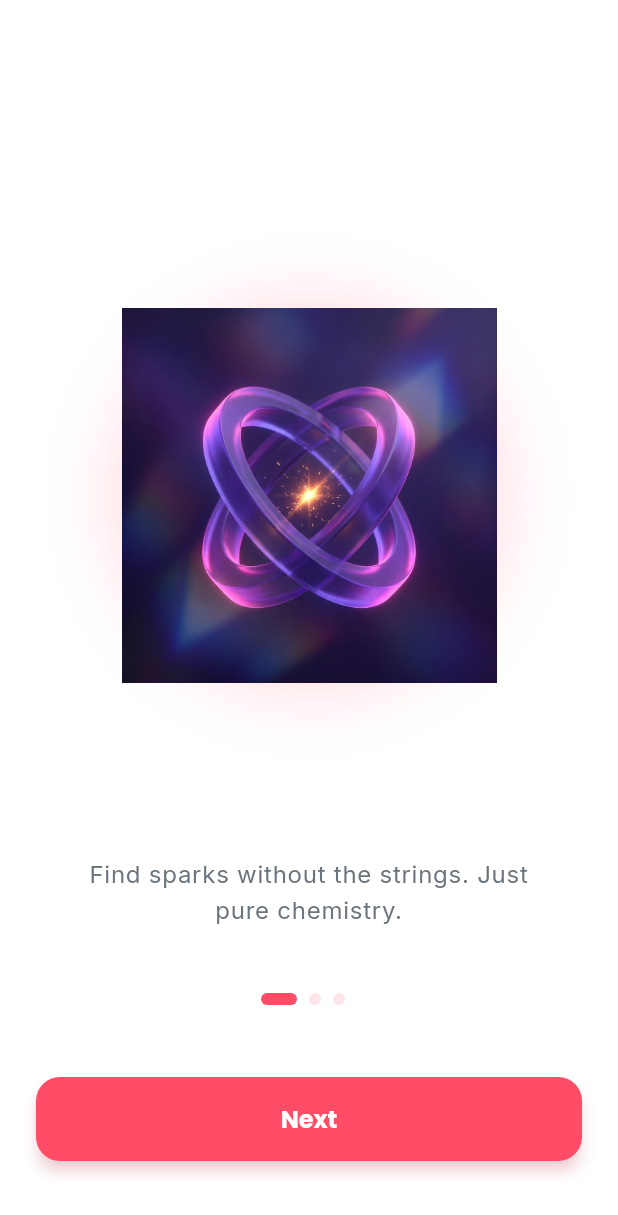
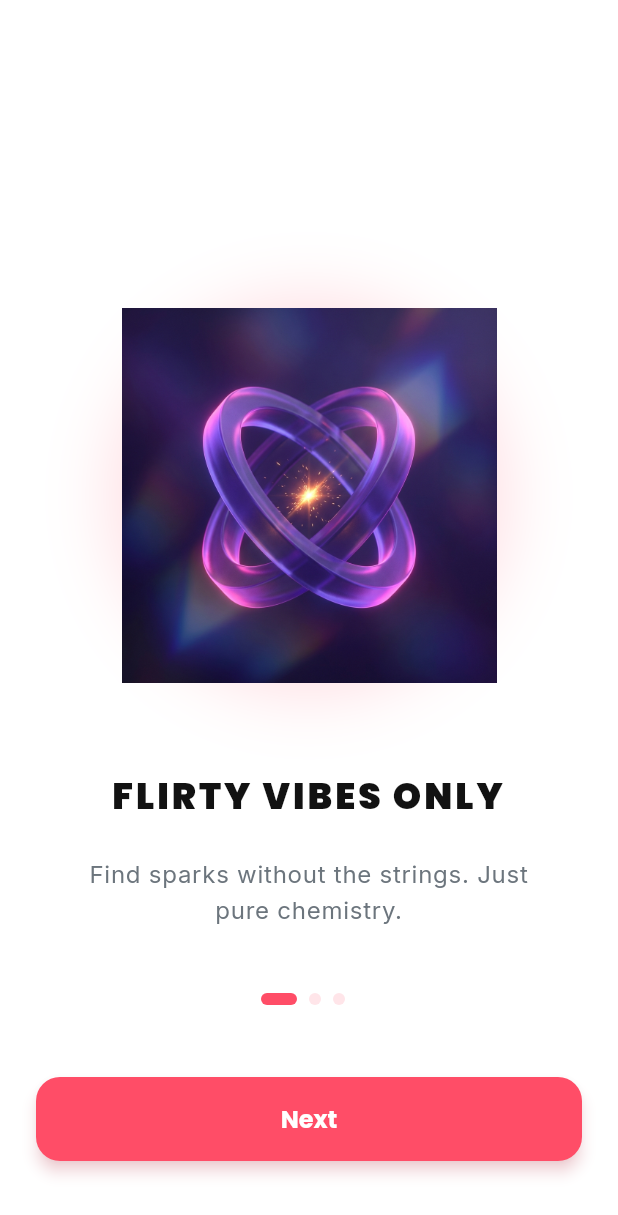
Before and after one commit to HarshRRs/flirtify, a Flutter app: the screen it shows after launch, on a phone screen of 412 x 824 dp. Shown: the top 1215 px of the screen. Run offline on Flutter 3.47's test engine with Material 3 defaults, Android fonts, the phone set to English and light mode, and no system bars; drawn by our look-alikes of flutter_animate; our stand-ins replace audioplayers, cached_network_image, flutter_map, flutter_secure_storage, font_awesome_flutter, get and 7 more; missing offline and left inert: jitsi_meet_flutter_sdk.

Commit message:
feat: complete Clean Light makeover and final production hardening

```diff
--- a/lib/core/app_colors.dart
+++ b/lib/core/app_colors.dart
@@ -14,7 +14,15 @@ class AppColors {
   static const Color white = Color(0xFFFFFFFF);
   static const Color black = Color(0xFF000000);
   static const Color dark = Color(0xFF121212);
-  static const Color surface = Color(0xFFF8F9FA);
+  static const Color surface = Color(0xFFFFFFFF);
+  static const Color background = Color(0xFFF8F9FA);
+
+  // Custom Gradients for Light Mode
+  static const LinearGradient lightFrostGradient = LinearGradient(
+    colors: [Colors.white70, Colors.white10],
+    begin: Alignment.topCenter,
+    end: Alignment.bottomCenter,
+  );
 
   // Greys
   static const Color grey50 = Color(0xFFF8F9FA);
--- a/lib/core/app_theme.dart
+++ b/lib/core/app_theme.dart
@@ -31,6 +31,12 @@ class AppTheme {
           fontSize: 24,
           fontWeight: FontWeight.bold,
           color: AppColors.primary,
+        ),
+        headlineSmall: GoogleFonts.poppins(
+          fontSize: 20,
+          fontWeight: FontWeight.w900,
+          color: AppColors.dark,
+          letterSpacing: 2,
         ),
         titleLarge: GoogleFonts.poppins(
           fontSize: 20,
--- a/lib/features/auth/views/onboarding_screen.dart
+++ b/lib/features/auth/views/onboarding_screen.dart
@@ -120,7 +120,7 @@ class _OnboardingScreenState extends State<OnboardingScreen> {
             style: Theme.of(context).textTheme.headlineMedium?.copyWith(
                   fontWeight: FontWeight.w900,
                   letterSpacing: 2,
-                  color: Colors.white,
+                  color: AppColors.dark,
                 ),
           ),
           const SizedBox(height: 24),
--- a/lib/features/discovery/views/discovery_screen.dart
+++ b/lib/features/discovery/views/discovery_screen.dart
@@ -281,8 +281,8 @@ class DiscoveryScreen extends StatelessWidget {
                   gradient: LinearGradient(
                     colors: [
                       Colors.transparent,
-                      Colors.black.withOpacity(0.5),
-                      Colors.black.withOpacity(0.9),
+                      Colors.white.withOpacity(0.4),
+                      Colors.white.withOpacity(0.9),
                     ],
                     begin: Alignment.topCenter,
                     end: Alignment.bottomCenter,
@@ -302,7 +302,7 @@ class DiscoveryScreen extends StatelessWidget {
                       Text(
                         '$name, $age',
                         style: const TextStyle(
-                          color: Colors.white,
+                          color: AppColors.dark,
                           fontSize: 28,
                           fontWeight: FontWeight.bold,
                         ),
--- a/lib/main.dart
+++ b/lib/main.dart
@@ -65,7 +65,7 @@ class FlirtifyApp extends StatelessWidget {
       debugShowCheckedModeBanner: false,
       theme: AppTheme.lightTheme,
       darkTheme: AppTheme.darkTheme,
-      themeMode: ThemeMode.system,
+      themeMode: ThemeMode.light,
       home: const SplashScreen(),
     );
   }
```
Also changed, not shown: lib/features/chat/views/call_screen.dart (+5 -5 lines), lib/features/discovery/views/vibe_room_chat_screen.dart (+33 -16 lines).
